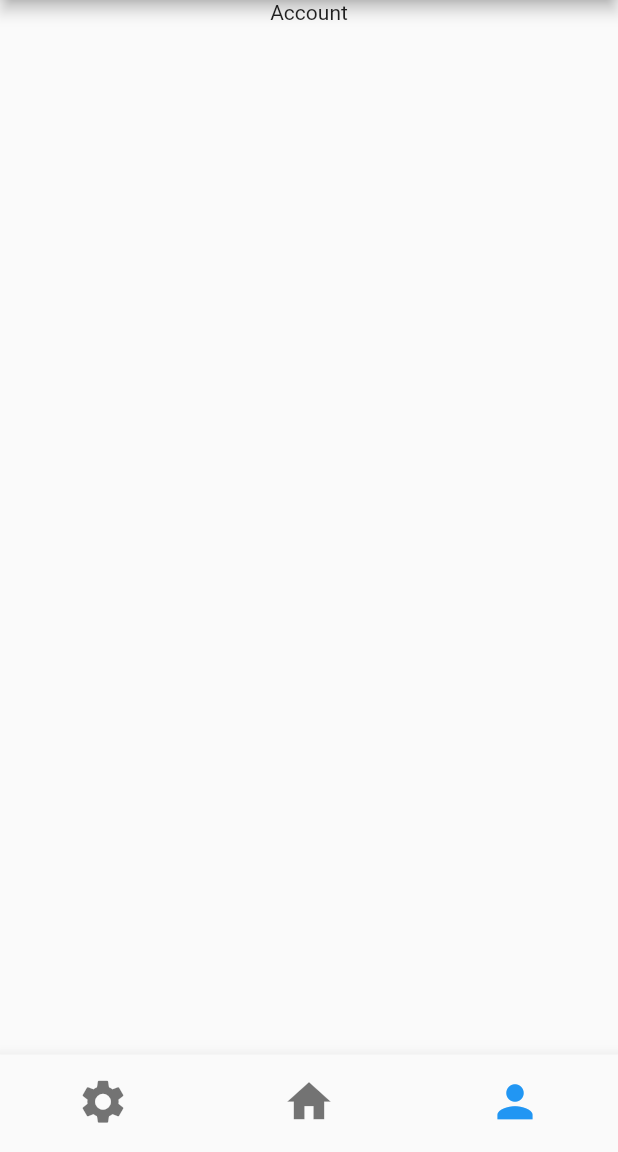
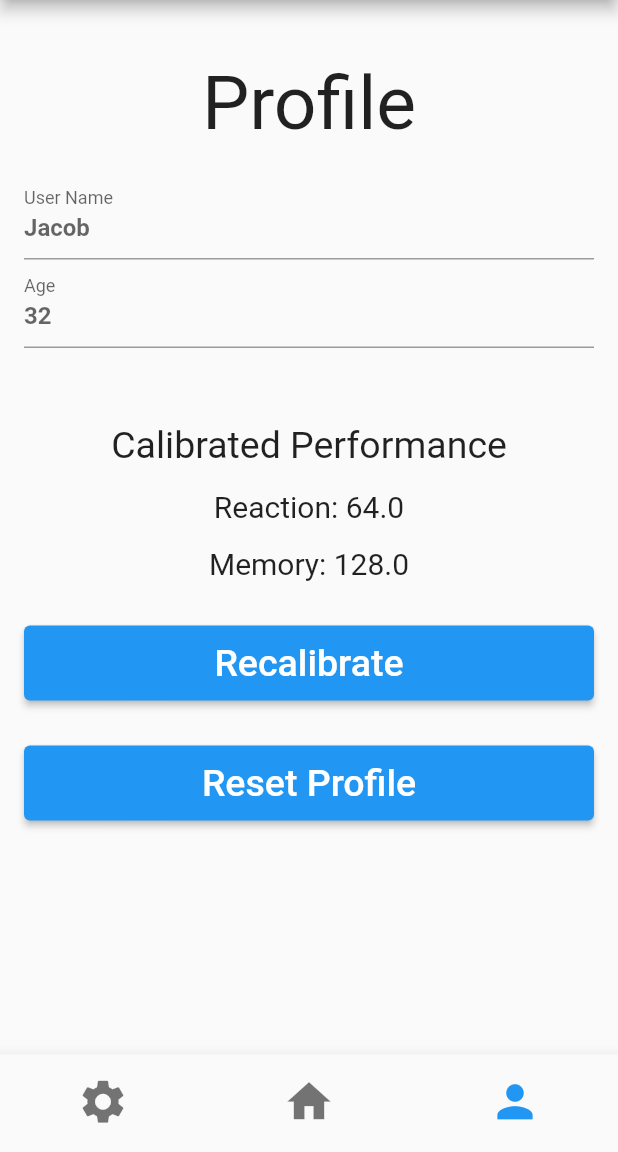
Before and after one commit to FalconLuma/-DECO38010--VillersBoysII, a Flutter app: the screen it shows after launch, item 3 of the bottom bar chosen, on a phone screen of 412 x 824 dp, the part 84-1236 px from its top. Run offline on Flutter 3.47's test engine with Material 2 defaults, Android fonts, the phone set to English and light mode, and no system bars.

Commit message:
Seperated pages into classes. Can now edit profile using user class.

```diff
--- /dev/null
+++ b/villers_boys_ii/lib/home_page.dart
@@ -0,0 +1,45 @@
+import 'package:flutter/material.dart';
+
+import 'package:villers_boys_ii/user.dart';
+
+class HomePage extends StatefulWidget {
+  const HomePage({Key? key, required this.user}) : super(key: key);
+
+  final User user;
+
+  @override
+  State<HomePage> createState() => _HomePageState();
+}
+
+class _HomePageState extends State<HomePage> {
+  @override
+  Widget build(BuildContext context) {
+    return Scaffold(
+      body: Column(
+        mainAxisAlignment: MainAxisAlignment.start,
+        children: <Widget>[
+          Padding(
+            padding: const EdgeInsets.all(15),
+            child: Text(
+              'Welcome ${widget.user.getUserName()}',
+              style: const TextStyle(fontSize: 50),
+              textAlign: TextAlign.center,
+            ),
+          ),
+          ElevatedButton(
+            onPressed: () {},
+            style: ElevatedButton.styleFrom(
+              fixedSize: const Size(350, 350),
+              shape: const CircleBorder(),
+            ),
+            child: const Text(
+              'Start Driving',
+              style: TextStyle(fontSize: 75),
+              textAlign: TextAlign.center,
+            ),
+          ),
+        ],
+      ),
+    );
+  }
+}
--- a/villers_boys_ii/lib/main.dart
+++ b/villers_boys_ii/lib/main.dart
@@ -1,120 +1,26 @@
 import 'package:flutter/material.dart';
+
+import 'package:villers_boys_ii/user.dart';
+
+import 'package:villers_boys_ii/main_page.dart';
 
 void main() {
   runApp(const MyApp());
 }
 
 class MyApp extends StatelessWidget {
+
   const MyApp({Key? key}) : super(key: key);
 
   // This widget is the root of your application.
   @override
   Widget build(BuildContext context) {
     return MaterialApp(
-      title: 'Flutter Demo',
+      title: 'DECO3801 Project',
       theme: ThemeData(
         primarySwatch: Colors.blue,
       ),
-      home: const MyHomePage(title: 'Fatigue Management App'),
+      home: MainPage(title: 'Fatigue Management App', user: User("Jacob", 32, 64, 128)),
     );
   }
 }
-
-class MyHomePage extends StatefulWidget {
-  const MyHomePage({Key? key, required this.title}) : super(key: key);
-
-  // This widget is the home page of your application. It is stateful, meaning
-  // that it has a State object (defined below) that contains fields that affect
-  // how it looks.
-
-  // This class is the configuration for the state. It holds the values (in this
-  // case the title) provided by the parent (in this case the App widget) and
-  // used by the build method of the State. Fields in a Widget subclass are
-  // always marked "final".
-
-  final String title;
-
-  @override
-  State<MyHomePage> createState() => _MyHomePageState();
-}
-
-class _MyHomePageState extends State<MyHomePage> {
-  int _selectedIndex = 1;
-
-  // The different pages available from the navigation bar on the home screen
-  final List<Widget> _centers = <Widget>[
-    // Settings screen
-    Column(children: const <Widget>[
-      Text('Settings')
-    ],),
-    // Home screen
-    Column(
-      mainAxisAlignment: MainAxisAlignment.start,
-      children: <Widget>[
-        const Padding(padding: EdgeInsets.all(30),
-          child: Text(
-            'Welcome UserName',
-            style: TextStyle(fontSize: 50),
-            textAlign: TextAlign.center,),
-        ),
-        ElevatedButton(
-          onPressed: () {},
-          style: ElevatedButton.styleFrom(
-            fixedSize: const Size(350, 350),
-            shape: const CircleBorder(),
-          ),
-          child: const Text(
-            'Start Driving',
-            style: TextStyle(fontSize: 75),
-            textAlign: TextAlign.center,
-          ),
-        ),
-      ],
-    ),
-    // Account screen
-    Column(children: const <Widget>[
-      Text('Account')
-    ],),
-  ];
-
-  void _onItemTapped(int index) {
-    setState(() {
-      _selectedIndex = index;
-    });
-  }
-
-  @override
-  Widget build(BuildContext context) {
-    // This method is rerun every time setState is called, for instance as done
-    // by the _incrementCounter method above.
-    //
-    // The Flutter framework has been optimized to make rerunning build methods
-    // fast, so that you can just rebuild anything that needs updating rather
-    // than having to individually change instances of widgets.
-    return Scaffold(
-      appBar: AppBar(
-        // Here we take the value from the MyHomePage object that was created by
-        // the App.build method, and use it to set our appbar title.
-        title: Text(widget.title),
-      ),
-      body: Center(
-        // Center is a layout widget. It takes a single child and positions it
-        // in the middle of the parent.
-        child: _centers.elementAt(_selectedIndex)
-      ),
-      bottomNavigationBar: BottomNavigationBar(
-        items: const [
-          BottomNavigationBarItem(icon: Icon(Icons.settings), label: 'Settings'),
-          BottomNavigationBarItem(icon: Icon(Icons.home), label: 'Home'),
-          BottomNavigationBarItem(icon: Icon(Icons.person), label: 'Account'),
-        ],
-        currentIndex: _selectedIndex,
-        onTap: _onItemTapped,
-        showSelectedLabels: false,
-        showUnselectedLabels: false,
-        selectedIconTheme: const IconThemeData(size: 35),
-        unselectedIconTheme: const IconThemeData(size: 35),
-      ),
-    );
-  }
-}
--- /dev/null
+++ b/villers_boys_ii/lib/main_page.dart
@@ -0,0 +1,78 @@
+import 'package:flutter/material.dart';
+
+import 'package:villers_boys_ii/user.dart';
+
+import 'package:villers_boys_ii/settings_page.dart';
+import 'package:villers_boys_ii/home_page.dart';
+import 'package:villers_boys_ii/profile_page.dart';
+
+class MainPage extends StatefulWidget {
+  const MainPage({Key? key, required this.title, required this.user}) : super(key: key);
+
+  // This widget is the home page of your application. It is stateful, meaning
+  // that it has a State object (defined below) that contains fields that affect
+  // how it looks.
+
+  // This class is the configuration for the state. It holds the values (in this
+  // case the title) provided by the parent (in this case the App widget) and
+  // used by the build method of the State. Fields in a Widget subclass are
+  // always marked "final".
+
+  final String title;
+  final User user;
+
+  @override
+  State<MainPage> createState() => _MainPageState();
+}
+
+class _MainPageState extends State<MainPage> {
+  int _selectedIndex = 1;
+
+  late final pages = [
+    SettingsPage(user: widget.user),
+    HomePage(user: widget.user),
+    ProfilePage(user: widget.user),
+  ];
+
+  void _onItemTapped(int index) {
+    setState(() {
+      _selectedIndex = index;
+    });
+  }
+
+  @override
+  Widget build(BuildContext context) {
+    // This method is rerun every time setState is called, for instance as done
+    // by the _incrementCounter method above.
+    //
+    // The Flutter framework has been optimized to make rerunning build methods
+    // fast, so that you can just rebuild anything that needs updating rather
+    // than having to individually change instances of widgets.
+    return Scaffold(
+      appBar: AppBar(
+        // Here we take the value from the HomePage object that was created by
+        // the App.build method, and use it to set our appbar title.
+        title: Text(widget.title),
+      ),
+      body: Container(
+          padding: const EdgeInsets.only(left: 16, top: 25, right: 16),
+          // Center is a layout widget. It takes a single child and positions it
+          // in the middle of the parent.
+          child: pages[_selectedIndex]
+      ),
+      bottomNavigationBar: BottomNavigationBar(
+        items: const [
+          BottomNavigationBarItem(icon: Icon(Icons.settings), label: 'Settings'),
+          BottomNavigationBarItem(icon: Icon(Icons.home), label: 'Home'),
+          BottomNavigationBarItem(icon: Icon(Icons.person), label: 'Account'),
+        ],
+        currentIndex: _selectedIndex,
+        onTap: _onItemTapped,
+        showSelectedLabels: false,
+        showUnselectedLabels: false,
+        selectedIconTheme: const IconThemeData(size: 35),
+        unselectedIconTheme: const IconThemeData(size: 35),
+      ),
+    );
+  }
+}
--- /dev/null
+++ b/villers_boys_ii/lib/profile_page.dart
@@ -0,0 +1,138 @@
+import 'package:flutter/material.dart';
+
+import 'package:villers_boys_ii/user.dart';
+
+class ProfilePage extends StatefulWidget {
+  const ProfilePage({Key? key, required this.user}) : super(key: key);
+
+  final User user;
+
+  @override
+  State<ProfilePage> createState() => _ProfilePageState();
+}
+
+class _ProfilePageState extends State<ProfilePage> {
+  final userNameController = TextEditingController();
+  final ageController = TextEditingController();
+
+  @override
+  void dispose() {
+    // Clean up the controller when the widget is disposed.
+    userNameController.dispose();
+    ageController.dispose();
+    super.dispose();
+  }
+
+  @override
+  Widget build(BuildContext context) {
+    return Scaffold(
+      body: GestureDetector(
+        onTap: () {
+          FocusScope.of(context).unfocus();
+        },
+        child: ListView(
+          children: <Widget>[
+            const Padding(
+              padding: EdgeInsets.all(15),
+              child: Text(
+                'Profile',
+                style: TextStyle(fontSize: 50),
+                textAlign: TextAlign.center,
+              ),
+            ),
+
+            TextField(
+              decoration: InputDecoration(
+                labelText: "User Name",
+                floatingLabelBehavior: FloatingLabelBehavior.always,
+                hintText: widget.user.getUserName(),
+                hintStyle: const TextStyle(
+                  fontWeight: FontWeight.bold,
+                ),
+              ),
+              controller: userNameController,
+              onSubmitted: (userName) {
+                setState(() {
+                  widget.user.setUserName(userName);
+                });
+              },
+            ),
+
+            TextField(
+              decoration: InputDecoration(
+                labelText: "Age",
+                floatingLabelBehavior: FloatingLabelBehavior.always,
+                hintText: widget.user.getAge().toString(),
+                hintStyle: const TextStyle(
+                  fontWeight: FontWeight.bold,
+                ),
+              ),
+              keyboardType: TextInputType.number,
+              controller: ageController,
+              onSubmitted: (age) {
+                setState(() {
+                  widget.user.setAge(int.parse(age));
+                });
+              },
+            ),
+
+            const Padding(
+              padding: EdgeInsets.only(left: 16, top: 50, right: 16),
+              child: Text(
+                'Calibrated Performance',
+                style: TextStyle(fontSize: 25),
+                textAlign: TextAlign.center,
+              ),
+            ),
+
+            Padding(
+              padding: const EdgeInsets.only(left: 16, top: 15, right: 16),
+              child: Text(
+                'Reaction: ${widget.user.getReactionBaseline().toString()}',
+                style: const TextStyle(fontSize: 20),
+                textAlign: TextAlign.center,
+              ),
+            ),
+
+            Padding(
+              padding: const EdgeInsets.only(left: 16, top: 15, right: 16, bottom: 30),
+              child: Text(
+                'Memory: ${widget.user.getMemoryBaseline().toString()}',
+                style: const TextStyle(fontSize: 20),
+                textAlign: TextAlign.center,
+              ),
+            ),
+
+            ElevatedButton(
+              onPressed: () {},
+              style: ElevatedButton.styleFrom(
+                fixedSize: const Size(200, 50),
+              ),
+              child: const Text(
+                'Recalibrate',
+                style: TextStyle(fontSize: 25),
+                textAlign: TextAlign.center,
+              ),
+            ),
+
+            const SizedBox(
+              height: 30,
+            ),
+
+            ElevatedButton(
+              onPressed: () {},
+              style: ElevatedButton.styleFrom(
+                fixedSize: const Size(200, 50),
+              ),
+              child: const Text(
+                'Reset Profile',
+                style: TextStyle(fontSize: 25),
+                textAlign: TextAlign.center,
+              ),
+            ),
+          ],
+        ),
+      ),
+    );
+  }
+}
--- /dev/null
+++ b/villers_boys_ii/lib/settings_page.dart
@@ -0,0 +1,28 @@
+import 'package:flutter/material.dart';
+
+import 'package:villers_boys_ii/user.dart';
+
+class SettingsPage extends StatefulWidget {
+  const SettingsPage({Key? key, required this.user}) : super(key: key);
+
+  final User user;
+
+  @override
+  State<SettingsPage> createState() => _SettingsPageState();
+}
+
+class _SettingsPageState extends State<SettingsPage> {
+  @override
+  Widget build(BuildContext context) {
+    return const Center(
+      child: Padding(
+        padding: EdgeInsets.all(15),
+        child: Text(
+          'Settings',
+          style: TextStyle(fontSize: 50),
+          textAlign: TextAlign.center,
+        ),
+      ),
+    );
+  }
+}
--- /dev/null
+++ b/villers_boys_ii/lib/user.dart
@@ -0,0 +1,40 @@
+class User {
+  User(this._userName, this._age, this._reactionBaseline, this._memoryBaseline);
+
+  String _userName;
+  int _age;
+  double _reactionBaseline;
+  double _memoryBaseline;
+
+  void setUserName(String userName) {
+    _userName = userName;
+  }
+
+  String getUserName() {
+    return _userName;
+  }
+
+  void setAge(int age) {
+    _age = age;
+  }
+
+  int getAge() {
+    return _age;
+  }
+
+  void setReactionBaseline(double reactionBaseline) {
+    _reactionBaseline = reactionBaseline;
+  }
+
+  double getReactionBaseline() {
+    return _reactionBaseline;
+  }
+
+  void setMemoryBaseline(double memoryBaseline) {
+    _memoryBaseline = memoryBaseline;
+  }
+
+  double getMemoryBaseline() {
+    return _memoryBaseline;
+  }
+}
```
